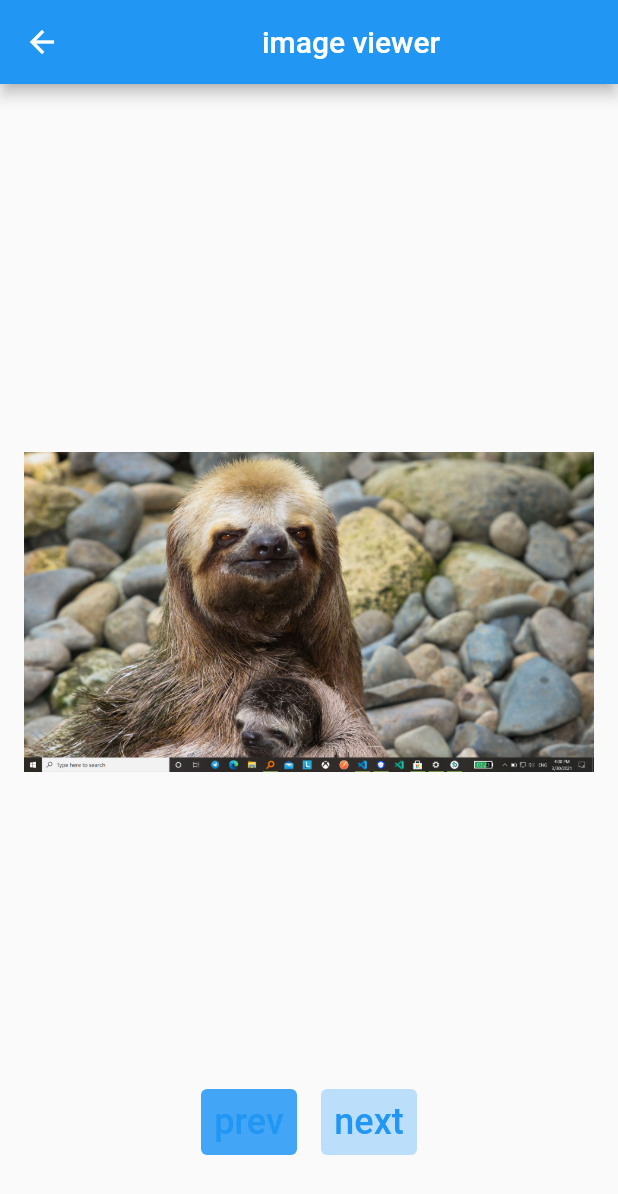
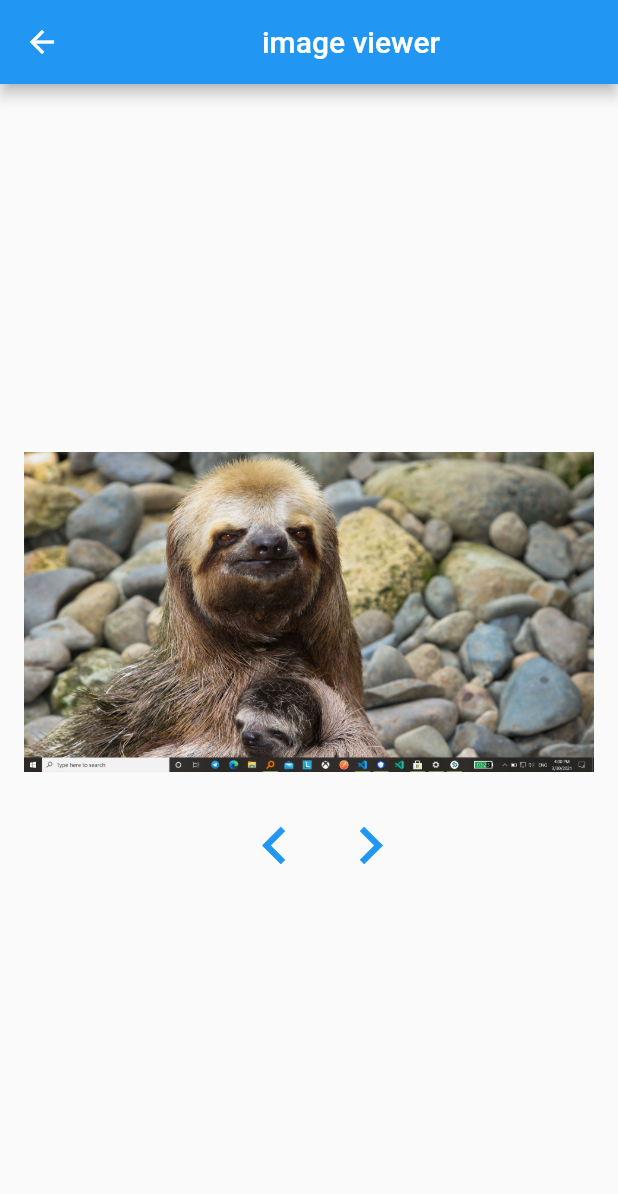
Before and after one commit to AnasAltarazi1998/example1, a Flutter app: the Gallery screen opened directly, on a phone screen of 412 x 824 dp. Shown: the top 1194 px of the screen. Run offline on Flutter 3.47's test engine with Material 2 defaults, Android fonts, the phone set to English and light mode, and no system bars.

Commit message:
-- change to icon buttons

```diff
--- a/lib/Gallery.dart
+++ b/lib/Gallery.dart
@@ -24,44 +24,37 @@ class _GalleryState extends State<Gallery> {
           children: [
             Image.asset(
               imgs[index],
-              height: 600,
             ),
             Padding(padding: EdgeInsets.all(8)),
             Row(
               mainAxisAlignment: MainAxisAlignment.center,
               children: [
-                TextButton(
-                  style: TextButton.styleFrom(
-                      backgroundColor: index != 0
-                          ? Colors.blue.shade100
-                          : Colors.blue.shade400),
+                IconButton(
+                  icon: Icon(
+                    Icons.navigate_before,
+                    size: 50,
+                    color: Colors.blue,
+                  ),
                   onPressed: () {
                     print(index);
                     setState(() {
                       index = index != 0 ? --index : index;
                     });
                   },
-                  child: Text(
-                    'prev',
-                    style: TextStyle(fontSize: 24),
-                  ),
                 ),
                 Padding(padding: EdgeInsets.all(8)),
-                TextButton(
-                  style: TextButton.styleFrom(
-                      backgroundColor: index != imgs.length - 1
-                          ? Colors.blue.shade100
-                          : Colors.blue.shade400),
+                IconButton(
+                  icon: Icon(
+                    Icons.navigate_next,
+                    size: 50,
+                    color: Colors.blue,
+                  ),
                   onPressed: () {
                     print(index);
                     setState(() {
                       index = index != imgs.length - 1 ? ++index : index;
                     });
                   },
-                  child: Text(
-                    'next',
-                    style: TextStyle(fontSize: 24),
-                  ),
                 ),
               ],
             )
--- a/lib/MyApp.dart
+++ b/lib/Home.dart
@@ -11,9 +11,16 @@ class _HomeState extends State<Home> {
   @override
   Widget build(BuildContext context) {
     return Scaffold(
+      appBar: AppBar(
+        title: Center(
+          child: Text('home page'),
+        ),
+      ),
       body: Container(
         alignment: Alignment.center,
         child: TextButton(
+          onPressed: () =>
+              Navigator.of(context).pushReplacementNamed("/gallery"),
           child: Text('open Gallery'),
           style: TextButton.styleFrom(backgroundColor: Colors.blue.shade200),
         ),
--- a/lib/main.dart
+++ b/lib/main.dart
@@ -1,5 +1,6 @@
 import 'package:example1/Consts.dart';
-import 'package:example1/MyApp.dart';
+import 'package:example1/Gallery.dart';
+import 'package:example1/Home.dart';
 import 'package:flutter/material.dart';
 import 'package:flutter/widgets.dart';
 
@@ -7,16 +8,17 @@ void main(List<String> args) {
   runApp(MyApp());
 }
 
-class MyApp extends StatefulWidget {
+class MyApp extends StatelessWidget {
   MyApp({Key key}) : super(key: key);
-
-  @override
-  _MyAppState createState() => _MyAppState();
-}
-
-class _MyAppState extends State<MyApp> {
   @override
   Widget build(BuildContext context) {
-    return MaterialApp(debugShowCheckedModeBanner: false, home: Home());
+    return MaterialApp(
+      routes: {
+        "/home": (_) => Home(),
+        "/gallery": (_) => Gallery(),
+      },
+      debugShowCheckedModeBanner: false,
+      home: Home(),
+    );
   }
 }
```
